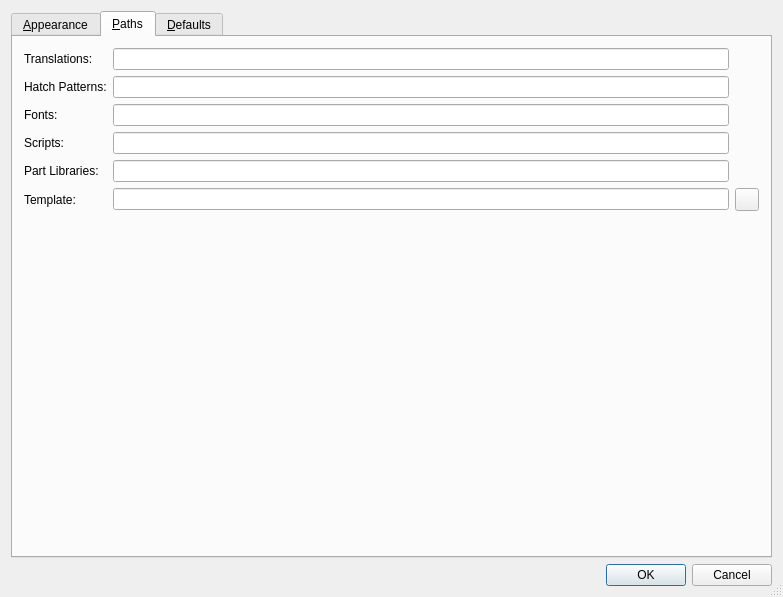
First picture: the form in librecad/src/ui/forms/qg_dlgoptionsgeneral.ui, repository lsy1599/designer, before the edit.
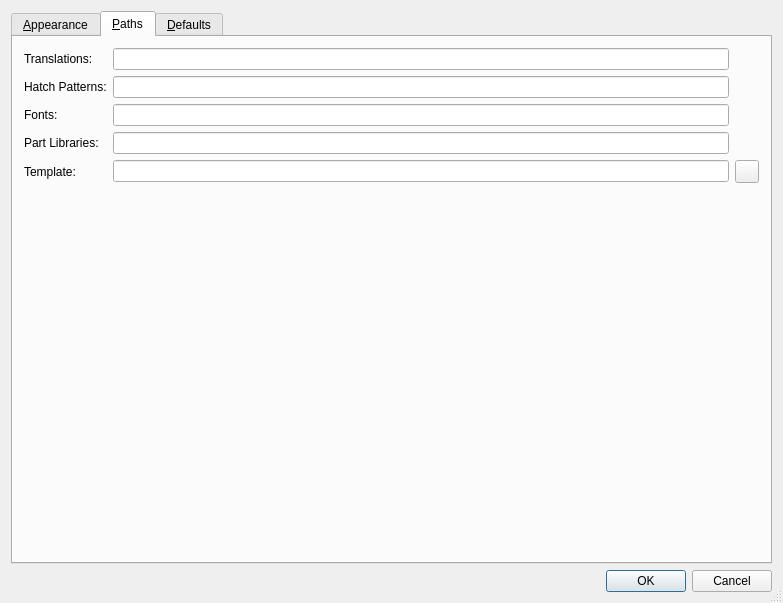
Second picture: the form after the edit. The open tabs and pages were chosen to show the change. Icons and pictures are not drawn.

Commit message:
removed script field from app prefs
& removed obsolete script files from building

```diff
--- a/librecad/src/ui/forms/qg_dlgoptionsgeneral.ui
+++ b/librecad/src/ui/forms/qg_dlgoptionsgeneral.ui
@@ -7,7 +7,7 @@
     <x>0</x>
     <y>0</y>
     <width>783</width>
-    <height>597</height>
+    <height>603</height>
    </rect>
   </property>
   <property name="windowTitle">
@@ -754,16 +754,52 @@
        <string>&amp;Paths</string>
       </attribute>
       <layout class="QGridLayout">
+       <item row="2" column="0">
+        <widget class="QLabel" name="textLabel4">
+         <property name="text">
+          <string>Fonts:</string>
+         </property>
+         <property name="wordWrap">
+          <bool>false</bool>
+         </property>
+        </widget>
+       </item>
+       <item row="0" column="1">
+        <widget class="QLineEdit" name="lePathTranslations"/>
+       </item>
+       <item row="3" column="0">
+        <widget class="QLabel" name="textLabel6">
+         <property name="text">
+          <string>Part Libraries:</string>
+         </property>
+         <property name="wordWrap">
+          <bool>false</bool>
+         </property>
+        </widget>
+       </item>
+       <item row="1" column="1">
+        <widget class="QLineEdit" name="lePathHatch"/>
+       </item>
+       <item row="4" column="0">
+        <widget class="QLabel" name="textLabel7">
+         <property name="text">
+          <string>Template:</string>
+         </property>
+         <property name="wordWrap">
+          <bool>false</bool>
+         </property>
+        </widget>
+       </item>
        <item row="2" column="1">
         <widget class="QLineEdit" name="lePathFonts"/>
        </item>
-       <item row="4" column="1">
+       <item row="3" column="1">
         <widget class="QLineEdit" name="lePathLibrary"/>
        </item>
-       <item row="5" column="1">
+       <item row="4" column="1">
         <widget class="QLineEdit" name="leTemplate"/>
        </item>
-       <item row="5" column="2">
+       <item row="4" column="2">
         <widget class="QToolButton" name="btTemplate">
          <property name="icon">
           <iconset resource="../../../res/extui/extui.qrc">
@@ -771,7 +807,7 @@
          </property>
         </widget>
        </item>
-       <item row="6" column="0">
+       <item row="5" column="0">
         <spacer name="spacer5">
          <property name="orientation">
           <enum>Qt::Vertical</enum>
@@ -787,7 +823,7 @@
          </property>
         </spacer>
        </item>
-       <item row="6" column="1">
+       <item row="5" column="1">
         <spacer name="spacer5_2">
          <property name="orientation">
           <enum>Qt::Vertical</enum>
@@ -823,55 +859,6 @@
          </property>
         </widget>
        </item>
-       <item row="2" column="0">
-        <widget class="QLabel" name="textLabel4">
-         <property name="text">
-          <string>Fonts:</string>
-         </property>
-         <property name="wordWrap">
-          <bool>false</bool>
-         </property>
-        </widget>
-       </item>
-       <item row="3" column="0">
-        <widget class="QLabel" name="textLabel5">
-         <property name="text">
-          <string>Scripts:</string>
-         </property>
-         <property name="wordWrap">
-          <bool>false</bool>
-         </property>
-        </widget>
-       </item>
-       <item row="0" column="1">
-        <widget class="QLineEdit" name="lePathTranslations"/>
-       </item>
-       <item row="4" column="0">
-        <widget class="QLabel" name="textLabel6">
-         <property name="text">
-          <string>Part Libraries:</string>
-         </property>
-         <property name="wordWrap">
-          <bool>false</bool>
-         </property>
-        </widget>
-       </item>
-       <item row="1" column="1">
-        <widget class="QLineEdit" name="lePathHatch"/>
-       </item>
-       <item row="5" column="0">
-        <widget class="QLabel" name="textLabel7">
-         <property name="text">
-          <string>Template:</string>
-         </property>
-         <property name="wordWrap">
-          <bool>false</bool>
-         </property>
-        </widget>
-       </item>
-       <item row="3" column="1">
-        <widget class="QLineEdit" name="lePathScripts"/>
-       </item>
       </layout>
      </widget>
      <widget class="QWidget" name="tab_3">
```
Left out of the diff: 3 changed lines with no effect on the pictures. The commit also changes 3 other files.
